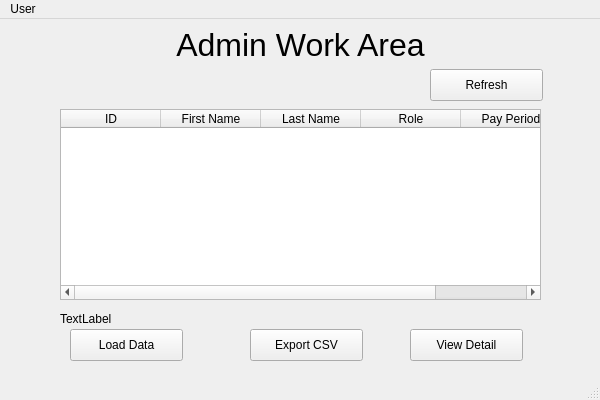
Above: PayrollSystem/adminwindow.ui from HippoCracker/Qt before the change. Below: the same form after it.
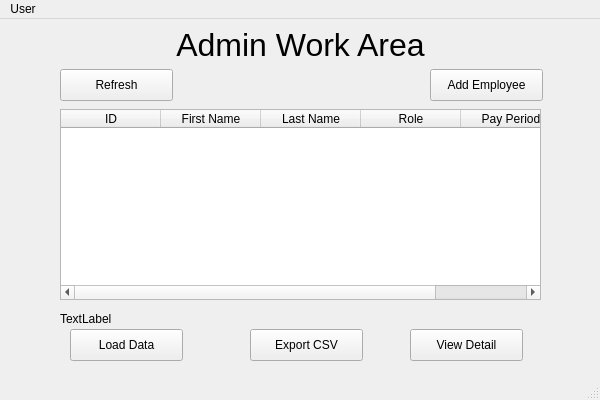
That is the form after the change.

Commit message: Add create employee dialog

```diff
--- a/PayrollSystem/adminwindow.ui
+++ b/PayrollSystem/adminwindow.ui
@@ -112,7 +112,7 @@
    <widget class="QPushButton" name="refreshBtn">
     <property name="geometry">
      <rect>
-      <x>430</x>
+      <x>60</x>
       <y>50</y>
       <width>113</width>
       <height>32</height>
@@ -135,6 +135,19 @@
      <string>TextLabel</string>
     </property>
    </widget>
+   <widget class="QPushButton" name="addEmpBtn">
+    <property name="geometry">
+     <rect>
+      <x>430</x>
+      <y>50</y>
+      <width>113</width>
+      <height>32</height>
+     </rect>
+    </property>
+    <property name="text">
+     <string>Add Employee</string>
+    </property>
+   </widget>
   </widget>
   <widget class="QMenuBar" name="menubar">
    <property name="geometry">
```
The commit also changes 26 other files.
